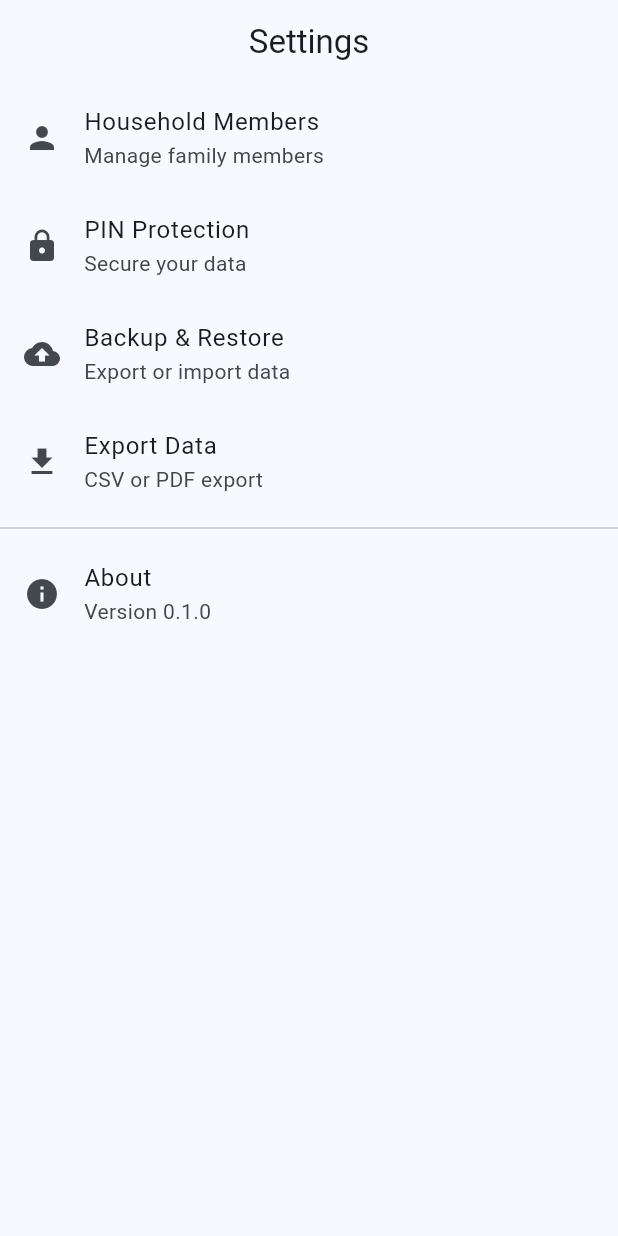
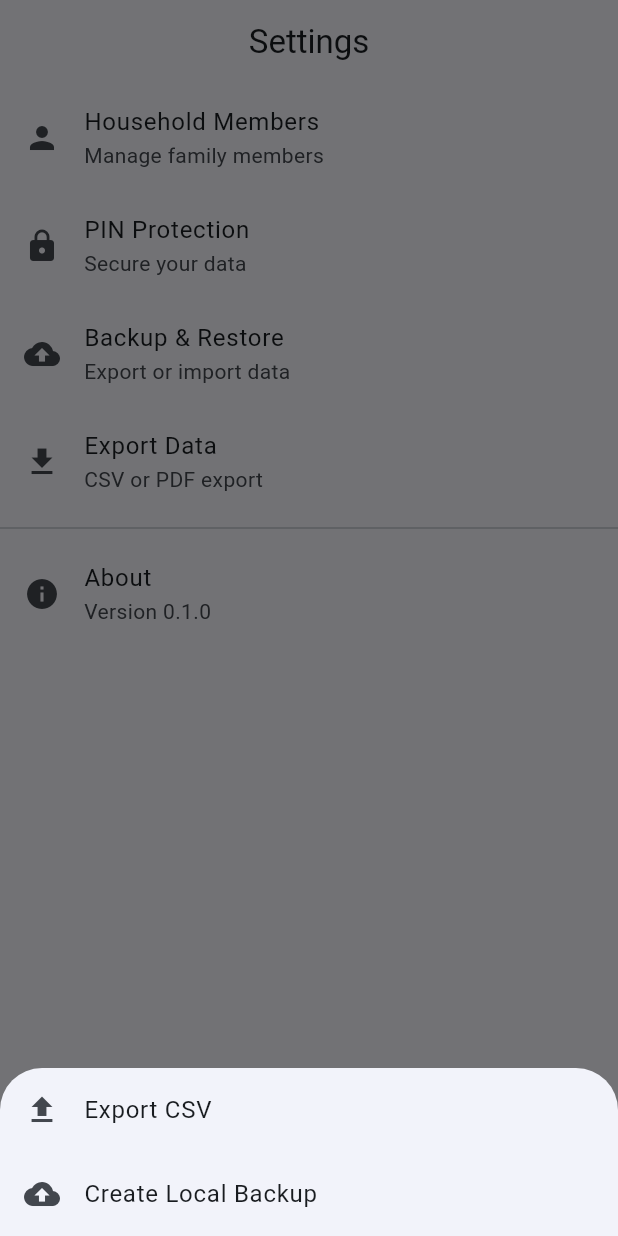
Before and after one commit to rjmad1/LaundryLogger, a Flutter app: the SettingsPage screen opened by its route, after a tap on "Export Data", on a phone screen of 412 x 824 dp. Run offline on Flutter 3.47's test engine with Material 3 defaults, Android fonts, the phone set to English and light mode, and no system bars; our stand-ins replace equatable, flutter_bloc, flutter_secure_storage, get_it, go_router, local_auth and 3 more; accounts and stored records are empty.

Commit message:
fix: replace TODOs with navigation stubs and fix lint issues - Replace TODO comments in settings_page.dart with navigation calls - Add navigation to /household, /settings/pin, /settings/backup routes - Add export options bottom sheet with CSV and backup options - Fix 4 analyzer issues:   - Remove unnecessary quote escapes in database migrations   - Add trailing comma in transaction_model map   - Use int literal instead of double in fold operation - All analyzer checks now pass (0 issues)

```diff
--- a/mobile/lib/core/database/database_helper.dart
+++ b/mobile/lib/core/database/database_helper.dart
@@ -242,12 +242,12 @@ class DatabaseHelper {
   Future<void> _migrateV2ToV3(Database db) async {
     // Add services column (JSON array of service names)
     await db.execute(
-      'ALTER TABLE $tableTransactions ADD COLUMN services TEXT NOT NULL DEFAULT \'[]\'',
+      "ALTER TABLE $tableTransactions ADD COLUMN services TEXT NOT NULL DEFAULT '[]'",
     );
 
     // Add service_charges column (JSON object mapping service to charge)
     await db.execute(
-      'ALTER TABLE $tableTransactions ADD COLUMN service_charges TEXT NOT NULL DEFAULT \'{}\'',
+      "ALTER TABLE $tableTransactions ADD COLUMN service_charges TEXT NOT NULL DEFAULT '{}'",
     );
 
     // Insert default service charge settings
--- a/mobile/lib/features/journal/data/models/transaction_model.dart
+++ b/mobile/lib/features/journal/data/models/transaction_model.dart
@@ -118,8 +118,9 @@ class TransactionModel extends LaundryTransaction {
     try {
       final decoded = jsonDecode(chargesJson);
       if (decoded is Map) {
-        return decoded.map((key, value) =>
-            MapEntry(key.toString(), (value as num).toDouble()));
+        return decoded.map(
+          (key, value) => MapEntry(key.toString(), (value as num).toDouble()),
+        );
       }
       return {};
     } catch (e) {
--- a/mobile/lib/features/journal/domain/entities/transaction.dart
+++ b/mobile/lib/features/journal/domain/entities/transaction.dart
@@ -81,7 +81,7 @@ class LaundryTransaction extends Equatable {
 
   /// Calculates the total service charges.
   double get totalServiceCharges {
-    return serviceCharges.values.fold(0.0, (sum, charge) => sum + charge);
+    return serviceCharges.values.fold(0, (sum, charge) => sum + charge);
   }
 
   /// Calculates the total cost including services.
--- a/mobile/lib/features/settings/presentation/pages/settings_page.dart
+++ b/mobile/lib/features/settings/presentation/pages/settings_page.dart
@@ -18,7 +18,8 @@ class SettingsPage extends StatelessWidget {
             title: const Text('Household Members'),
             subtitle: const Text('Manage family members'),
             onTap: () {
-              // TODO: Navigate to household members
+              // Navigate to household members screen
+              Navigator.of(context).pushNamed('/household');
             },
           ),
           ListTile(
@@ -26,7 +27,8 @@ class SettingsPage extends StatelessWidget {
             title: const Text('PIN Protection'),
             subtitle: const Text('Secure your data'),
             onTap: () {
-              // TODO: Navigate to PIN settings
+              // Navigate to PIN/security settings
+              Navigator.of(context).pushNamed('/settings/pin');
             },
           ),
           ListTile(
@@ -34,7 +36,8 @@ class SettingsPage extends StatelessWidget {
             title: const Text('Backup & Restore'),
             subtitle: const Text('Export or import data'),
             onTap: () {
-              // TODO: Navigate to backup settings
+              // Navigate to Backup & Restore settings
+              Navigator.of(context).pushNamed('/settings/backup');
             },
           ),
           ListTile(
@@ -42,7 +45,34 @@ class SettingsPage extends StatelessWidget {
             title: const Text('Export Data'),
             subtitle: const Text('CSV or PDF export'),
             onTap: () {
-              // TODO: Show export options
+              // Show export options (CSV / Backup)
+              showModalBottomSheet<void>(
+                context: context,
+                builder: (_) {
+                  return SafeArea(
+                    child: Wrap(
+                      children: [
+                        ListTile(
+                          leading: const Icon(Icons.file_upload),
+                          title: const Text('Export CSV'),
+                          onTap: () {
+                            Navigator.of(context).pop();
+                            Navigator.of(context).pushNamed('/settings/export_csv');
+                          },
+                        ),
+                        ListTile(
+                          leading: const Icon(Icons.backup),
+                          title: const Text('Create Local Backup'),
+                          onTap: () {
+                            Navigator.of(context).pop();
+                            Navigator.of(context).pushNamed('/settings/backup');
+                          },
+                        ),
+                      ],
+                    ),
+                  );
+                },
+              );
             },
           ),
           const Divider(),
```
